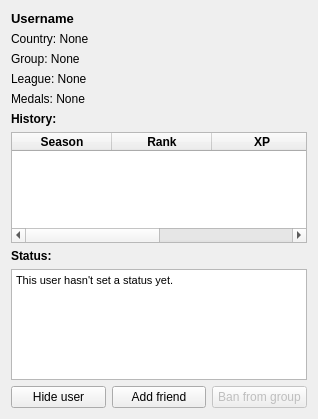
This is 41708974/designer/user_info.ui in ryusoh/anki as Qt 5 draws it before an edit. The edited form follows.
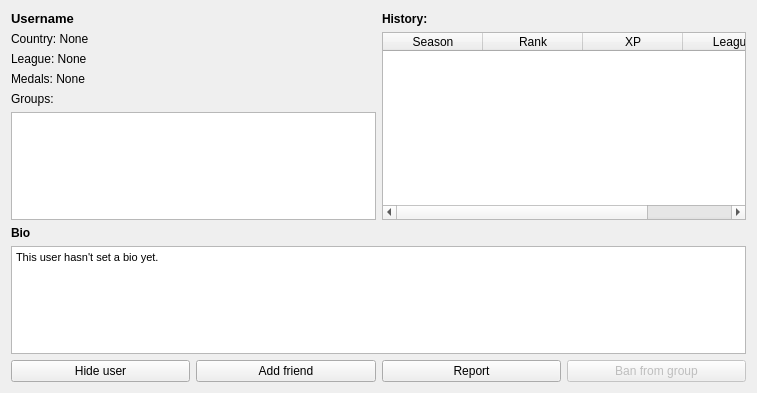
This is the edited form. Icons and pictures are not drawn.

The edit to the form file:
```diff
--- a/41708974/designer/user_info.ui
+++ b/41708974/designer/user_info.ui
@@ -9,8 +9,8 @@
    <rect>
     <x>0</x>
     <y>0</y>
-    <width>318</width>
-    <height>419</height>
+    <width>757</width>
+    <height>393</height>
    </rect>
   </property>
   <property name="windowTitle">
@@ -23,155 +23,32 @@
   <layout class="QGridLayout" name="gridLayout_2">
    <item row="0" column="0">
     <layout class="QGridLayout" name="gridLayout">
-     <item row="2" column="0">
-      <widget class="QLabel" name="group_label">
-       <property name="font">
-        <font>
-         <pointsize>9</pointsize>
-        </font>
+     <item row="8" column="0">
+      <widget class="QPushButton" name="hideUser">
+       <property name="cursor">
+        <cursorShape>PointingHandCursor</cursorShape>
        </property>
        <property name="text">
-        <string>Group: None</string>
+        <string>Hide user</string>
        </property>
-      </widget>
-     </item>
-     <item row="3" column="0">
-      <widget class="QLabel" name="league_label">
-       <property name="font">
-        <font>
-         <pointsize>9</pointsize>
-        </font>
+       <property name="autoDefault">
+        <bool>false</bool>
        </property>
-       <property name="text">
-        <string>League: None</string>
-       </property>
       </widget>
      </item>
-     <item row="5" column="0">
-      <widget class="QLabel" name="histor_label">
-       <property name="font">
-        <font>
-         <pointsize>9</pointsize>
-         <weight>75</weight>
-         <bold>true</bold>
-        </font>
+     <item row="8" column="2">
+      <widget class="QPushButton" name="reportUser">
+       <property name="cursor">
+        <cursorShape>PointingHandCursor</cursorShape>
        </property>
        <property name="text">
-        <string>History:</string>
+        <string>Report</string>
        </property>
-      </widget>
-     </item>
-     <item row="7" column="0">
-      <widget class="QLabel" name="label">
-       <property name="font">
-        <font>
-         <pointsize>9</pointsize>
-         <weight>75</weight>
-         <bold>true</bold>
-        </font>
+       <property name="autoDefault">
+        <bool>false</bool>
        </property>
-       <property name="text">
-        <string>Status:</string>
-       </property>
       </widget>
      </item>
-     <item row="6" column="0">
-      <widget class="QTableWidget" name="history">
-       <property name="editTriggers">
-        <set>QAbstractItemView::NoEditTriggers</set>
-       </property>
-       <property name="alternatingRowColors">
-        <bool>true</bool>
-       </property>
-       <property name="selectionMode">
-        <enum>QAbstractItemView::NoSelection</enum>
-       </property>
-       <property name="sortingEnabled">
-        <bool>true</bool>
-       </property>
-       <column>
-        <property name="text">
-         <string>Season</string>
-        </property>
-        <property name="font">
-         <font>
-          <weight>75</weight>
-          <bold>true</bold>
-         </font>
-        </property>
-       </column>
-       <column>
-        <property name="text">
-         <string>Rank</string>
-        </property>
-        <property name="font">
-         <font>
-          <weight>75</weight>
-          <bold>true</bold>
-         </font>
-        </property>
-       </column>
-       <column>
-        <property name="text">
-         <string>XP</string>
-        </property>
-        <property name="font">
-         <font>
-          <weight>75</weight>
-          <bold>true</bold>
-         </font>
-        </property>
-       </column>
-       <column>
-        <property name="text">
-         <string>League</string>
-        </property>
-        <property name="font">
-         <font>
-          <weight>75</weight>
-          <bold>true</bold>
-         </font>
-        </property>
-       </column>
-      </widget>
-     </item>
-     <item row="9" column="0">
-      <layout class="QHBoxLayout" name="horizontalLayout">
-       <item>
-        <widget class="QPushButton" name="hideUser">
-         <property name="text">
-          <string>Hide user</string>
-         </property>
-         <property name="autoDefault">
-          <bool>false</bool>
-         </property>
-        </widget>
-       </item>
-       <item>
-        <widget class="QPushButton" name="addFriend">
-         <property name="text">
-          <string>Add friend</string>
-         </property>
-         <property name="autoDefault">
-          <bool>false</bool>
-         </property>
-        </widget>
-       </item>
-       <item>
-        <widget class="QPushButton" name="banUser">
-         <property name="enabled">
-          <bool>false</bool>
-         </property>
-         <property name="text">
-          <string>Ban from group</string>
-         </property>
-         <property name="autoDefault">
-          <bool>false</bool>
-         </property>
-        </widget>
-       </item>
-      </layout>
-     </item>
      <item row="0" column="0">
       <widget class="QLabel" name="username_label">
        <property name="font">
@@ -181,24 +58,102 @@
          <bold>true</bold>
         </font>
        </property>
+       <property name="styleSheet">
+        <string notr="true">font-weight: bold</string>
+       </property>
        <property name="text">
         <string>Username</string>
        </property>
       </widget>
      </item>
-     <item row="1" column="0">
-      <widget class="QLabel" name="country_label">
+     <item row="3" column="0">
+      <widget class="QLabel" name="medals_label">
        <property name="font">
         <font>
          <pointsize>9</pointsize>
         </font>
        </property>
        <property name="text">
-        <string>Country: None</string>
+        <string>Medals: None</string>
        </property>
       </widget>
      </item>
-     <item row="8" column="0">
+     <item row="0" column="2">
+      <widget class="QLabel" name="histor_label">
+       <property name="font">
+        <font>
+         <pointsize>9</pointsize>
+         <weight>75</weight>
+         <bold>true</bold>
+        </font>
+       </property>
+       <property name="styleSheet">
+        <string notr="true">font-weight: bold</string>
+       </property>
+       <property name="text">
+        <string>History:</string>
+       </property>
+      </widget>
+     </item>
+     <item row="6" column="0">
+      <widget class="QLabel" name="label">
+       <property name="font">
+        <font>
+         <pointsize>9</pointsize>
+         <weight>75</weight>
+         <bold>true</bold>
+        </font>
+       </property>
+       <property name="styleSheet">
+        <string notr="true">font-weight: bold</string>
+       </property>
+       <property name="text">
+        <string>Bio</string>
+       </property>
+      </widget>
+     </item>
+     <item row="8" column="3">
+      <widget class="QPushButton" name="banUser">
+       <property name="enabled">
+        <bool>false</bool>
+       </property>
+       <property name="cursor">
+        <cursorShape>PointingHandCursor</cursorShape>
+       </property>
+       <property name="text">
+        <string>Ban from group</string>
+       </property>
+       <property name="autoDefault">
+        <bool>false</bool>
+       </property>
+      </widget>
+     </item>
+     <item row="5" column="0" colspan="2">
+      <widget class="QListWidget" name="group_list">
+       <property name="editTriggers">
+        <set>QAbstractItemView::NoEditTriggers</set>
+       </property>
+       <property name="alternatingRowColors">
+        <bool>true</bool>
+       </property>
+       <property name="selectionMode">
+        <enum>QAbstractItemView::NoSelection</enum>
+       </property>
+      </widget>
+     </item>
+     <item row="2" column="0">
+      <widget class="QLabel" name="league_label">
+       <property name="font">
+        <font>
+         <pointsize>9</pointsize>
+        </font>
+       </property>
+       <property name="text">
+        <string>League: None</string>
+       </property>
+      </widget>
+     </item>
+     <item row="7" column="0" colspan="4">
       <widget class="QTextBrowser" name="status_message">
        <property name="font">
         <font>
@@ -210,25 +165,127 @@
 &lt;html&gt;&lt;head&gt;&lt;meta name=&quot;qrichtext&quot; content=&quot;1&quot; /&gt;&lt;style type=&quot;text/css&quot;&gt;
 p, li { white-space: pre-wrap; }
 &lt;/style&gt;&lt;/head&gt;&lt;body style=&quot; font-family:'MS Shell Dlg 2'; font-size:8pt; font-weight:400; font-style:normal;&quot;&gt;
-&lt;p style=&quot; margin-top:12px; margin-bottom:12px; margin-left:0px; margin-right:0px; -qt-block-indent:0; text-indent:0px;&quot;&gt;This user hasn't set a status yet.&lt;/p&gt;&lt;/body&gt;&lt;/html&gt;</string>
+&lt;p style=&quot; margin-top:12px; margin-bottom:12px; margin-left:0px; margin-right:0px; -qt-block-indent:0; text-indent:0px;&quot;&gt;This user hasn't set a bio yet.&lt;/p&gt;&lt;/body&gt;&lt;/html&gt;</string>
        </property>
        <property name="openExternalLinks">
         <bool>true</bool>
        </property>
       </widget>
      </item>
+     <item row="1" column="0">
+      <widget class="QLabel" name="country_label">
+       <property name="font">
+        <font>
+         <pointsize>9</pointsize>
+        </font>
+       </property>
+       <property name="text">
+        <string>Country: None</string>
+       </property>
+      </widget>
+     </item>
+     <item row="8" column="1">
+      <widget class="QPushButton" name="addFriend">
+       <property name="cursor">
+        <cursorShape>PointingHandCursor</cursorShape>
+       </property>
+       <property name="text">
+        <string>Add friend</string>
+       </property>
+       <property name="autoDefault">
+        <bool>false</bool>
+       </property>
+      </widget>
+     </item>
      <item row="4" column="0">
-      <widget class="QLabel" name="medals_label">
+      <widget class="QLabel" name="group_label">
        <property name="font">
         <font>
          <pointsize>9</pointsize>
         </font>
        </property>
        <property name="text">
-        <string>Medals: None</string>
+        <string>Groups:</string>
        </property>
       </widget>
      </item>
+     <item row="1" column="2" rowspan="5" colspan="2">
+      <widget class="QTableWidget" name="history">
+       <property name="font">
+        <font>
+         <kerning>true</kerning>
+        </font>
+       </property>
+       <property name="styleSheet">
+        <string notr="true">QHeaderView {
+font-family: Arial
+}</string>
+       </property>
+       <property name="editTriggers">
+        <set>QAbstractItemView::NoEditTriggers</set>
+       </property>
+       <property name="alternatingRowColors">
+        <bool>true</bool>
+       </property>
+       <property name="selectionMode">
+        <enum>QAbstractItemView::NoSelection</enum>
+       </property>
+       <property name="sortingEnabled">
+        <bool>true</bool>
+       </property>
+       <attribute name="verticalHeaderVisible">
+        <bool>false</bool>
+       </attribute>
+       <column>
+        <property name="text">
+         <string>Season</string>
+        </property>
+        <property name="font">
+         <font>
+          <weight>50</weight>
+          <bold>false</bold>
+          <kerning>false</kerning>
+         </font>
+        </property>
+       </column>
+       <column>
+        <property name="text">
+         <string>Rank</string>
+        </property>
+        <property name="font">
+         <font>
+          <weight>50</weight>
+          <bold>false</bold>
+          <kerning>false</kerning>
+         </font>
+        </property>
+       </column>
+       <column>
+        <property name="text">
+         <string>XP</string>
+        </property>
+        <property name="font">
+         <font>
+          <weight>50</weight>
+          <bold>false</bold>
+          <kerning>false</kerning>
+         </font>
+        </property>
+       </column>
+       <column>
+        <property name="text">
+         <string>League</string>
+        </property>
+        <property name="font">
+         <font>
+          <weight>50</weight>
+          <bold>false</bold>
+          <kerning>false</kerning>
+         </font>
+        </property>
+       </column>
+      </widget>
+     </item>
     </layout>
    </item>
   </layout>
```
Left out of the diff: 17 changed lines with no effect on the pictures.
